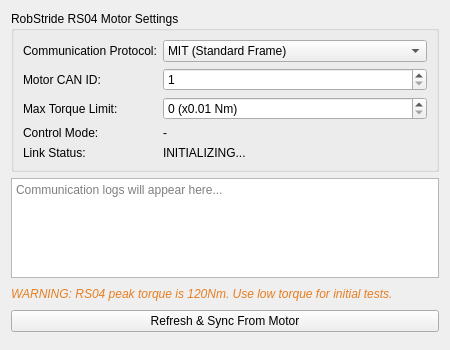
Old version of the form res/rs04.ui in the repository OuIChien/OpenFFBoard-configurator.
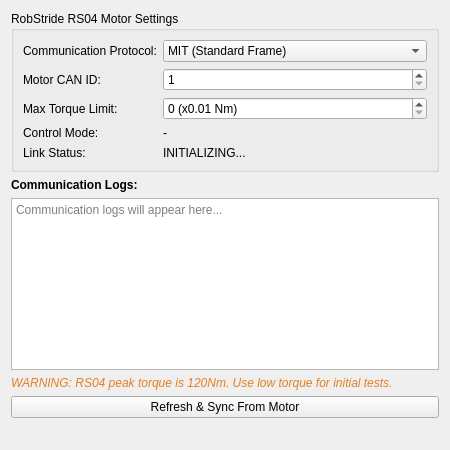
New version of the form.

Commit message: 修复错误

```diff
--- a/res/rs04.ui
+++ b/res/rs04.ui
@@ -2,7 +2,14 @@
 <ui version="4.0">
  <class>RS04UI</class>
  <widget class="QWidget" name="RS04UI">
-  <property name="geometry"><rect><x>0</x><y>0</y><width>450</width><height>350</height></rect></property>
+  <property name="geometry">
+   <rect>
+    <x>0</x>
+    <y>0</y>
+    <width>450</width>
+    <height>450</height>
+   </rect>
+  </property>
   <layout class="QVBoxLayout" name="verticalLayout">
    <item>
     <widget class="QGroupBox" name="groupBox">
@@ -37,11 +44,24 @@
      </layout>
     </widget>
    </item>
+   <item>
+    <widget class="QLabel" name="label_log_title">
+     <property name="text">
+      <string>Communication Logs:</string>
+     </property>
+     <property name="styleSheet">
+      <string>font-weight: bold;</string>
+     </property>
+    </widget>
+   </item>
    <item>
     <widget class="QPlainTextEdit" name="textEdit_log">
-     <property name="readOnly"><bool>true</bool></property>
-     <property name="placeholderText"><string>Communication logs will appear here...</string></property>
-     <property name="maximumSize"><size><width>16777215</width><height>100</height></size></property>
+     <property name="readOnly">
+      <bool>true</bool>
+     </property>
+     <property name="placeholderText">
+      <string>Communication logs will appear here...</string>
+     </property>
     </widget>
    </item>
    <item>
@@ -56,7 +76,19 @@
      <property name="text"><string>Refresh &amp;&amp; Sync From Motor</string></property>
     </widget>
    </item>
-   <item><spacer name="verticalSpacer"><property name="orientation"><enum>Qt::Vertical</enum></property></spacer></item>
+   <item>
+    <spacer name="verticalSpacer">
+     <property name="orientation">
+      <enum>Qt::Vertical</enum>
+     </property>
+     <property name="sizeHint" stdset="0">
+      <size>
+       <width>20</width>
+       <height>40</height>
+      </size>
+     </property>
+    </spacer>
+   </item>
   </layout>
  </widget>
 </ui>
```
Left out of the diff: 108 changed lines with no effect on the pictures.
